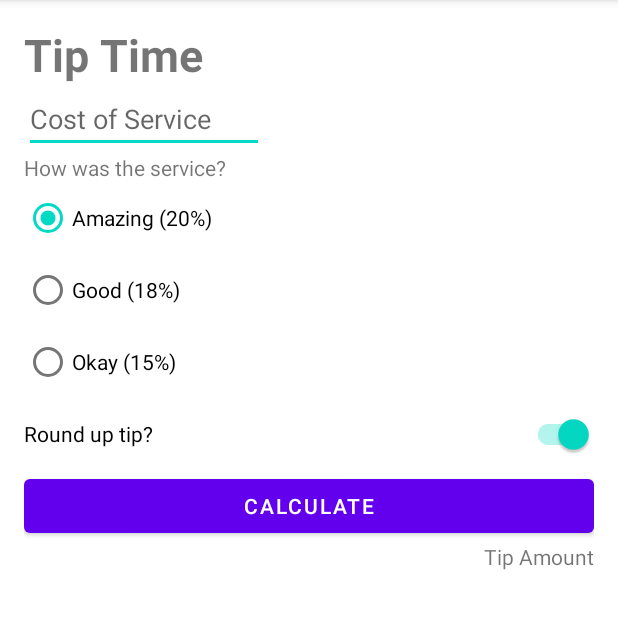
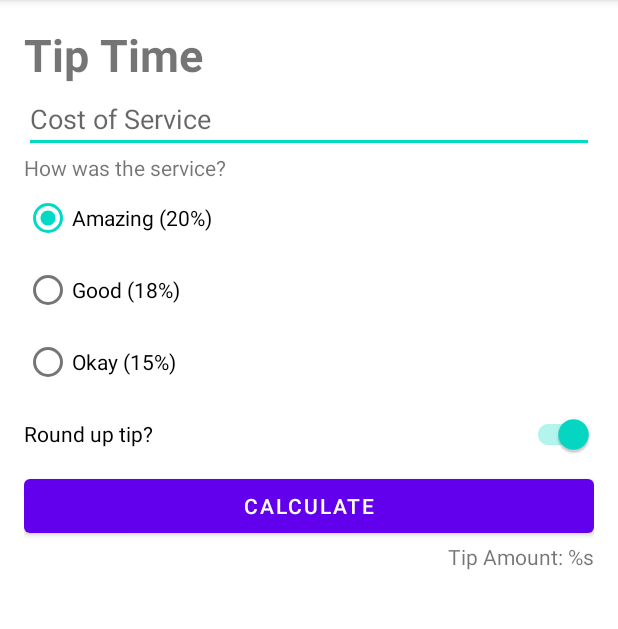
Before and after one commit to JellyRollJunior/kotlin-journal-app, an Android app: the TipCalculator screen opened directly, with no data from a screen before it, on a phone screen of 412 x 824 dp, the part 84-713 px from its top. Run offline under Robolectric (Android 15) with nearby library versions, the phone set to English and light mode, and no system bars.

Commit message:
Unit 2: Pathway 1 - Completed
Completed Code for Tip Calculator

```diff
--- a/app/src/main/res/layout/activity_tip_calculator.xml
+++ b/app/src/main/res/layout/activity_tip_calculator.xml
@@ -20,7 +20,7 @@
 
     <EditText
         android:id="@+id/cost_of_service"
-        android:layout_width="160dp"
+        android:layout_width="match_parent"
         android:layout_height="wrap_content"
         android:hint="@string/cost_of_service"
         android:inputType="numberDecimal"
@@ -87,6 +87,7 @@
         android:layout_width="wrap_content"
         android:layout_height="wrap_content"
         android:text="@string/tip_amount"
+        tools:text="Tip Amount: $10"
         app:layout_constraintEnd_toEndOf="parent"
         app:layout_constraintTop_toBottomOf="@id/calculate_button" />
 
--- a/app/src/main/res/values/strings.xml
+++ b/app/src/main/res/values/strings.xml
@@ -12,5 +12,5 @@
     <string name="ok_service">Okay (15%)</string>
     <string name="round_up_tip">Round up tip?</string>
     <string name="calculate">Calculate</string>
-    <string name="tip_amount">Tip Amount</string>
+    <string name="tip_amount">Tip Amount: %s</string>
 </resources>
```
Also changed, not shown: app/src/main/java/com/example/kotlinjournal/MainActivity.kt (+16 -15 lines).
